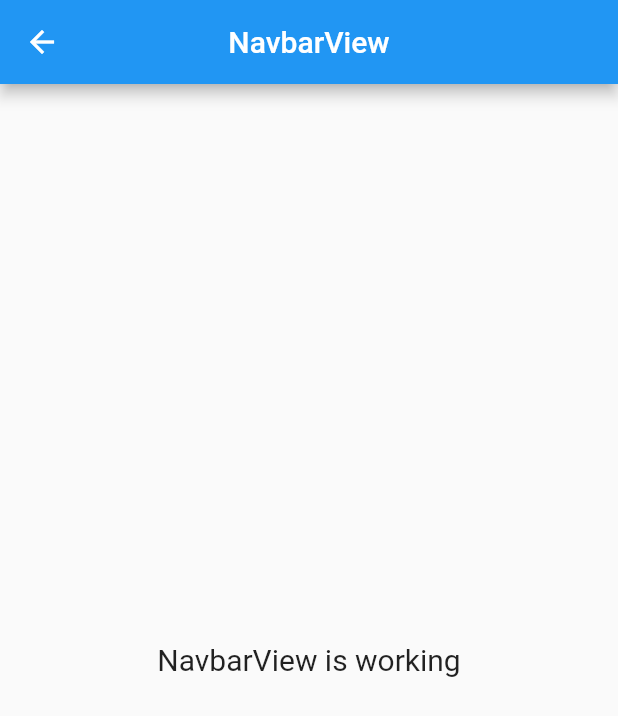
After one commit to FahrendraKhoirul/trashure, a Flutter app: the NavbarView screen opened directly, on a phone screen of 412 x 824 dp. The commit adds this screen. Shown: the top 716 px of the screen. Run offline on Flutter 3.47's test engine with Material 2 defaults, Android fonts, the light colour scheme and no system bars; our stand-ins replace get.

Commit message:
add constant

```diff
--- /dev/null
+++ b/lib/app/modules/home/views/navbar_view.dart
@@ -0,0 +1,22 @@
+import 'package:flutter/material.dart';
+
+import 'package:get/get.dart';
+
+class NavbarView extends GetView {
+  const NavbarView({Key? key}) : super(key: key);
+  @override
+  Widget build(BuildContext context) {
+    return Scaffold(
+      appBar: AppBar(
+        title: const Text('NavbarView'),
+        centerTitle: true,
+      ),
+      body: const Center(
+        child: Text(
+          'NavbarView is working',
+          style: TextStyle(fontSize: 20),
+        ),
+      ),
+    );
+  }
+}
--- a/lib/app/routes/app_pages.dart
+++ b/lib/app/routes/app_pages.dart
@@ -17,6 +17,7 @@ class AppPages {
       name: _Paths.HOME,
       page: () => const HomeView(),
       binding: HomeBinding(),
+
     ),
     GetPage(
       name: _Paths.SPLASH,
--- a/pubspec.yaml
+++ b/pubspec.yaml
@@ -7,6 +7,7 @@ environment:
 
 dependencies:
   get: 4.6.5
+  google_fonts: 5.1.0
   flutter:
     sdk: flutter
 
@@ -16,9 +17,8 @@ dev_dependencies:
     sdk: flutter
 
 flutter:
-  uses-material-design: true
-
   assets:
     - assets/images/
     - assets/icons/
     - assets/fonts/
+  uses-material-design: true
```
Also changed, not shown: lib/app/modules/home/bindings/home_binding.dart (+9 -0 lines), lib/app/modules/home/controllers/navbar_controller.dart (added, +23 -0 lines), lib/app/modules/home/controllers/profile_controller.dart (added, +23 -0 lines), lib/app/modules/home/views/profile_view.dart (added, +22 -0 lines), lib/constant.dart (added, +47 -0 lines), pubspec.lock, 1 other file.
